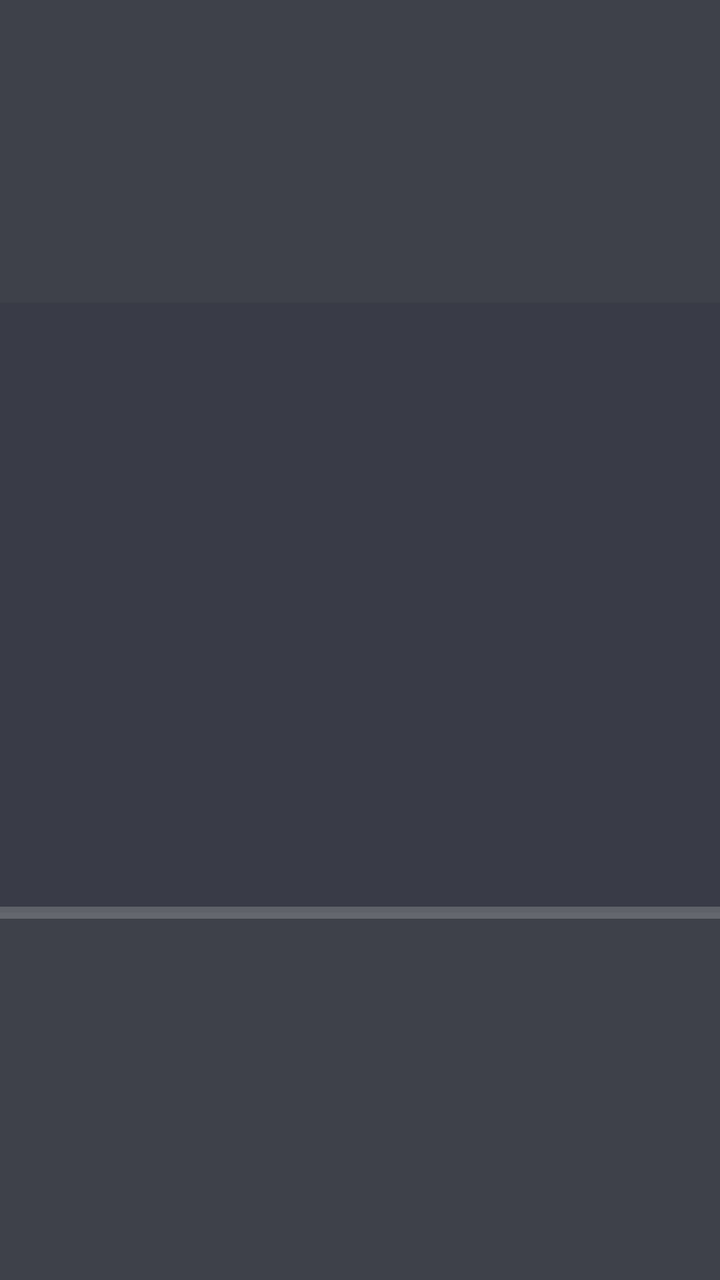
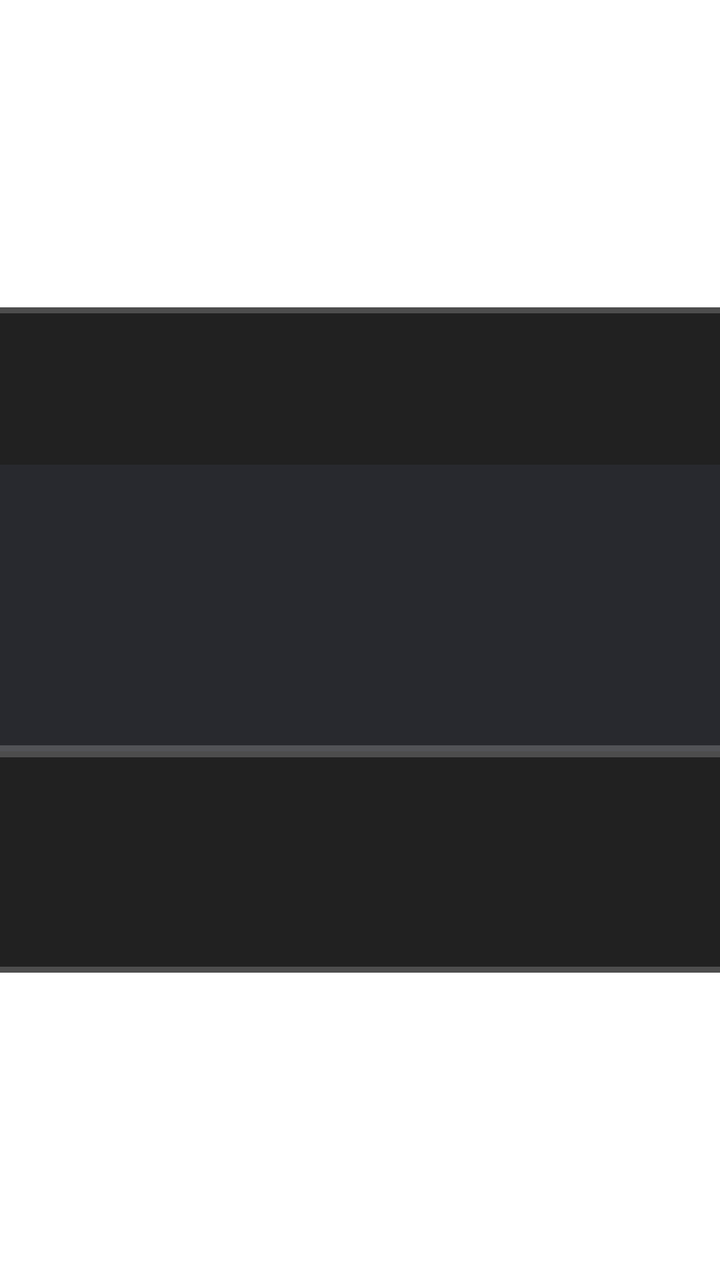

The first picture is an Android layout as it rendered before a commit; the second is the same layout after the commit. The layout source and the unified diff follow.
<!-- AndroidManifest.xml: application theme AppTheme.NoActionBar -->
<!-- res/layout/dialog_live_password.xml -->
<?xml version="1.0" encoding="utf-8"?>
<FrameLayout xmlns:android="http://schemas.android.com/apk/res/android"
    xmlns:tools="http://schemas.android.com/tools"
    android:layout_width="match_parent"
    android:layout_height="match_parent">

    <LinearLayout
        android:layout_width="@dimen/vs_400"
        android:layout_height="@dimen/vs_150"
        android:layout_gravity="center"
        android:background="@drawable/shape_danmu_setting_bg"
        android:orientation="horizontal"
        android:padding="@dimen/vs_30">

        <EditText
            android:id="@+id/input"
            android:layout_width="match_parent"
            android:layout_height="wrap_content"
            android:layout_gravity="center"
            android:layout_weight="1"
            android:background="@drawable/input_dialog_api_input"
            android:hint="请输入密码"
            android:inputType="textPassword"
            android:maxLines="1"
            android:paddingLeft="2mm"
            android:paddingTop="@dimen/vs_10"
            android:paddingRight="@dimen/vs_2"
            android:paddingBottom="@dimen/vs_10"
            android:textColor="@color/dialog_text_primary"
            android:textColorHint="@color/dialog_text_hint"
            android:textSize="@dimen/ts_26" />

        <TextView
            android:id="@+id/inputSubmit"
            android:layout_width="wrap_content"
            android:layout_height="wrap_content"
            android:layout_gravity="center"
            android:layout_marginLeft="@dimen/vs_5"
            android:background="@drawable/button_danmu_setting"
            android:focusable="true"
            android:gravity="center"
            android:padding="@dimen/vs_10"
            android:text="确定"
            android:textColor="@color/dialog_text_primary"
            android:textSize="@dimen/ts_22" />

    </LinearLayout>
</FrameLayout>
<!-- resources referenced by this layout -->
<resources>
  <color name="dialog_text_hint">#80FFFFFF</color>
  <color name="dialog_text_primary">#FFFFFFFF</color>
  <dimen name="ts_22">22mm</dimen>
  <dimen name="ts_26">26mm</dimen>
  <dimen name="vs_10">10mm</dimen>
  <dimen name="vs_150">150mm</dimen>
  <dimen name="vs_2">2mm</dimen>
  <dimen name="vs_30">30mm</dimen>
  <dimen name="vs_400">400mm</dimen>
  <dimen name="vs_5">5mm</dimen>
  <!-- drawable button_danmu_setting (drawable) -->
  <?xml version="1.0" encoding="utf-8"?>
  <selector xmlns:android="http://schemas.android.com/apk/res/android">
      <item android:state_focused="true">
          <shape>
              <corners android:radius="@dimen/vs_6" />
              <solid android:color="@color/dialog_control_bg_focused" />
              <stroke
                  android:width="@dimen/vs_1"
                  android:color="@color/dialog_control_stroke_focused" />
          </shape>
      </item>
      <item>
          <shape>
              <corners android:radius="@dimen/vs_6" />
              <solid android:color="@color/dialog_control_bg" />
              <stroke
                  android:width="@dimen/vs_1"
                  android:color="@color/dialog_control_stroke" />
          </shape>
      </item>
  </selector>
  <!-- drawable shape_danmu_setting_bg (drawable) -->
  <?xml version="1.0" encoding="utf-8"?>
  <shape xmlns:android="http://schemas.android.com/apk/res/android">
      <corners android:radius="@dimen/vs_10" />
      <solid android:color="@color/dialog_panel_bg" />
      <stroke
          android:width="@dimen/vs_1"
          android:color="@color/dialog_panel_stroke" />
  </shape>
  <style name="AppTheme.NoActionBar" parent="AppTheme">
          <item name="android:windowActionBar">false</item>
          <item name="android:windowNoTitle">true</item>
          <item name="windowActionBar">false</item>
          <item name="android:windowFullscreen">true</item>//全屏即无通知栏
          <item name="android:windowContentOverlay">@null</item>//是否有遮盖
          <item name="windowNoTitle">true</item>
          <item name="android:keepScreenOn">true</item>
          
          <item name="android:windowBackground">@android:color/transparent</item>
      </style>
  <dimen name="vs_6">6mm</dimen>
  <color name="dialog_control_bg_focused">#CC1890FF</color>
  <dimen name="vs_1">1mm</dimen>
  <color name="dialog_control_stroke_focused">#CC02F8E1</color>
  <color name="dialog_control_bg">#80353744</color>
  <color name="dialog_control_stroke">#22FFFFFF</color>
  <dimen name="vs_20_">-20mm</dimen>
  <color name="dialog_panel_stroke">#33FFFFFF</color>
  <color name="dialog_input_bg">#66353744</color>
  <color name="dialog_panel_bg">#D91D202A</color>
  <style name="AppTheme" parent="Theme.AppCompat.Light.DarkActionBar">
          
          <item name="colorPrimary">@color/color_6200EE</item>
          <item name="colorPrimaryDark">@color/color_3700B3</item>
          <item name="colorAccent">@color/color_03DAC5</item>
      </style>
  <color name="color_6200EE">#6200EE</color>
  <color name="color_3700B3">#3700B3</color>
  <color name="color_03DAC5">#03DAC5</color>
  <!-- unchanged entries left out for length: 1 -->
</resources>

<!-- the commit's change to res/layout/dialog_live_password.xml (unified diff, before → after) -->
@@ -5,44 +5,44 @@
     android:layout_height="match_parent">
 
     <LinearLayout
-        android:layout_width="@dimen/vs_400"
-        android:layout_height="@dimen/vs_150"
+        android:layout_width="@dimen/vs_340"
+        android:layout_height="wrap_content"
         android:layout_gravity="center"
         android:background="@drawable/shape_danmu_setting_bg"
+        android:gravity="center_vertical"
         android:orientation="horizontal"
-        android:padding="@dimen/vs_30">
+        android:padding="@dimen/vs_14">
 
         <EditText
             android:id="@+id/input"
-            android:layout_width="match_parent"
-            android:layout_height="wrap_content"
-            android:layout_gravity="center"
+            android:layout_width="@dimen/vs_0"
+            android:layout_height="@dimen/vs_30"
             android:layout_weight="1"
             android:background="@drawable/input_dialog_api_input"
             android:hint="请输入密码"
             android:inputType="textPassword"
             android:maxLines="1"
-            android:paddingLeft="2mm"
-            android:paddingTop="@dimen/vs_10"
-            android:paddingRight="@dimen/vs_2"
-            android:paddingBottom="@dimen/vs_10"
+            android:minHeight="@dimen/vs_30"
+            android:paddingLeft="@dimen/vs_6"
+            android:paddingRight="@dimen/vs_6"
             android:textColor="@color/dialog_text_primary"
             android:textColorHint="@color/dialog_text_hint"
-            android:textSize="@dimen/ts_26" />
+            android:textSize="@dimen/ts_14" />
 
         <TextView
             android:id="@+id/inputSubmit"
             android:layout_width="wrap_content"
-            android:layout_height="wrap_content"
-            android:layout_gravity="center"
-            android:layout_marginLeft="@dimen/vs_5"
+            android:layout_height="@dimen/vs_30"
+            android:layout_marginLeft="@dimen/vs_8"
+            android:layout_marginStart="@dimen/vs_8"
             android:background="@drawable/button_danmu_setting"
             android:focusable="true"
             android:gravity="center"
-            android:padding="@dimen/vs_10"
+            android:paddingLeft="@dimen/vs_12"
+            android:paddingRight="@dimen/vs_12"
             android:text="确定"
             android:textColor="@color/dialog_text_primary"
-            android:textSize="@dimen/ts_22" />
+            android:textSize="@dimen/ts_14" />
 
     </LinearLayout>
 </FrameLayout>
<!-- resource entries referenced after the edit -->
@@ -2,13 +2,14 @@
 <resources>
   <color name="dialog_text_hint">#80FFFFFF</color>
   <color name="dialog_text_primary">#FFFFFFFF</color>
-  <dimen name="ts_22">22mm</dimen>
-  <dimen name="ts_26">26mm</dimen>
+  <dimen name="ts_14">12mm</dimen>
+  <dimen name="vs_0">0mm</dimen>
+  <dimen name="vs_12">12mm</dimen>
+  <dimen name="vs_14">14mm</dimen>
   <dimen name="vs_10">10mm</dimen>
-  <dimen name="vs_150">150mm</dimen>
   <dimen name="vs_2">2mm</dimen>
   <dimen name="vs_30">30mm</dimen>
-  <dimen name="vs_400">400mm</dimen>
+  <dimen name="vs_340">340mm</dimen>
   <dimen name="vs_5">5mm</dimen>
   <!-- drawable button_danmu_setting (drawable) -->
   <?xml version="1.0" encoding="utf-8"?>
@@ -45,14 +46,18 @@
           <item name="android:windowActionBar">false</item>
           <item name="android:windowNoTitle">true</item>
           <item name="windowActionBar">false</item>
-          <item name="android:windowFullscreen">true</item>//全屏即无通知栏
+          <item name="android:windowFullscreen">false</item>//手机版：默认保留状态栏，全屏页面运行时再隐藏
           <item name="android:windowContentOverlay">@null</item>//是否有遮盖
           <item name="windowNoTitle">true</item>
-          <item name="android:keepScreenOn">true</item>
+          
           
           <item name="android:windowBackground">@android:color/transparent</item>
+          
+          <item name="android:statusBarColor">@android:color/transparent</item>
+          <item name="android:windowDrawsSystemBarBackgrounds">true</item>
       </style>
   <dimen name="vs_6">6mm</dimen>
+  <dimen name="vs_8">8mm</dimen>
   <color name="dialog_control_bg_focused">#CC1890FF</color>
   <dimen name="vs_1">1mm</dimen>
   <color name="dialog_control_stroke_focused">#CC02F8E1</color>
@@ -61,7 +66,7 @@
   <dimen name="vs_20_">-20mm</dimen>
   <color name="dialog_panel_stroke">#33FFFFFF</color>
   <color name="dialog_input_bg">#66353744</color>
-  <color name="dialog_panel_bg">#D91D202A</color>
+  <color name="dialog_panel_bg">#F2161616</color>
   <style name="AppTheme" parent="Theme.AppCompat.Light.DarkActionBar">
           
           <item name="colorPrimary">@color/color_6200EE</item>
